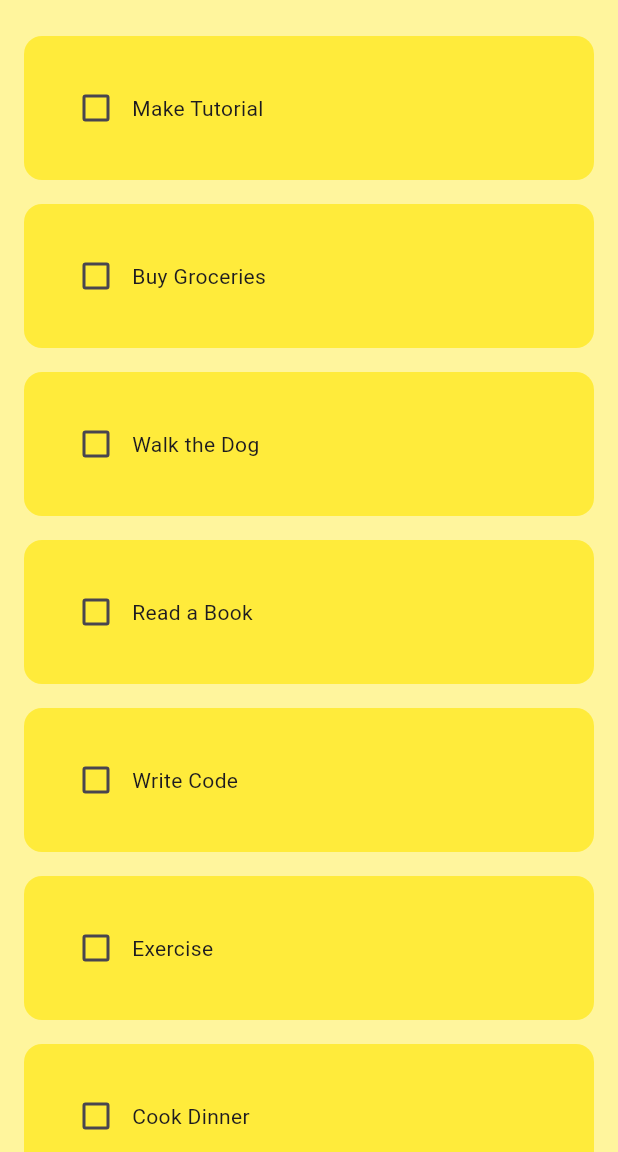
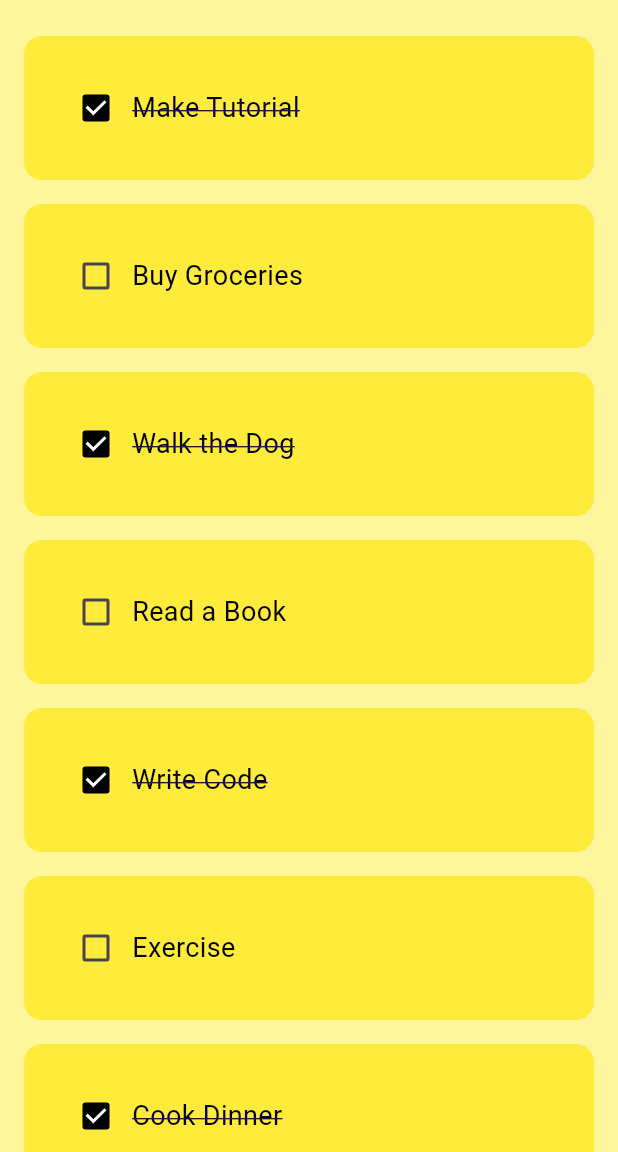
Before and after one commit to herdeybayor/flutter_todo_app, a Flutter app: the screen it shows after launch, on a phone screen of 412 x 824 dp, the part 84-1236 px from its top. Run offline on Flutter 3.47's test engine with Material 3 defaults, Android fonts, the phone set to English and light mode, and no system bars.

Commit message:
Refactor TodoTile to include task completion styling

```diff
--- a/lib/components/todo_tile.dart
+++ b/lib/components/todo_tile.dart
@@ -23,7 +23,14 @@ class TodoTile extends StatelessWidget {
                 value: taskCompleted,
                 onChanged: onChanged,
                 activeColor: Colors.black),
-            Text(taskName),
+            Text(
+              taskName,
+              style: TextStyle(
+                  color: Colors.black,
+                  fontSize: 18,
+                  decoration:
+                      taskCompleted! ? TextDecoration.lineThrough : null),
+            ),
           ],
         ));
   }
--- a/lib/pages/home_page.dart
+++ b/lib/pages/home_page.dart
@@ -33,7 +33,7 @@ class _HomePageState extends State<HomePage> {
           padding: const EdgeInsets.symmetric(horizontal: 16, vertical: 24),
             itemBuilder: (BuildContext context, int index) => TodoTile(
                   taskName: tasks[index],
-                  taskCompleted: false,
+                  taskCompleted: index.isEven,
                   onChanged: (value){},
                 ),
             separatorBuilder: (BuildContext context, int index) {
```
